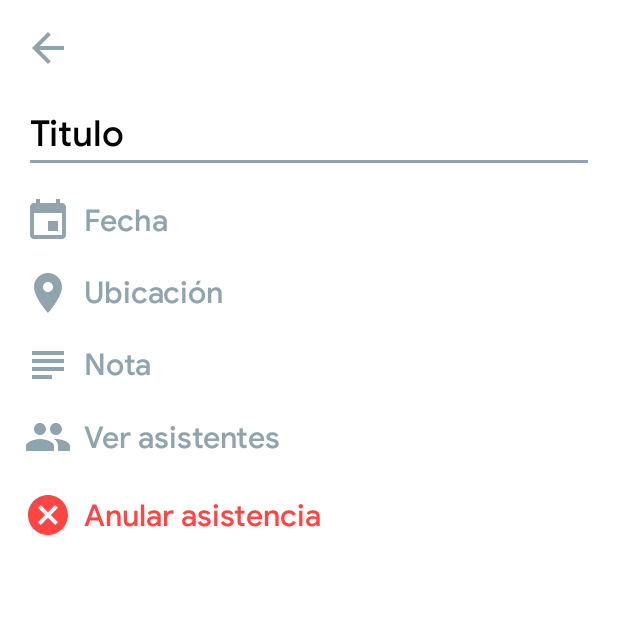
After one commit to todoscontrajuan/asadoManagerAndroid, an Android app: the AsadoFormActivity screen opened directly, with no data from a screen before it, on a phone screen of 412 x 824 dp, the top half of it. The commit adds this screen. Run offline under Robolectric (Android 15) with nearby library versions, the phone set to English and light mode, and no system bars.

Commit message:
Add Asado form UI

```diff
--- a/app/build.gradle
+++ b/app/build.gradle
@@ -24,7 +24,7 @@ android {
 
 dependencies {
     implementation fileTree(dir: 'libs', include: ['*.jar'])
-    implementation"org.jetbrains.kotlin:kotlin-stdlib-jdk7:$kotlin_version"
+    implementation "org.jetbrains.kotlin:kotlin-stdlib-jdk7:$kotlin_version"
     implementation 'androidx.appcompat:appcompat:1.1.0-alpha01'
     implementation 'androidx.constraintlayout:constraintlayout:2.0.0-alpha2'
     implementation 'com.google.android.material:material:1.1.0-alpha01'
--- a/app/src/main/AndroidManifest.xml
+++ b/app/src/main/AndroidManifest.xml
@@ -16,6 +16,7 @@
                 <category android:name="android.intent.category.LAUNCHER" />
             </intent-filter>
         </activity>
+        <activity android:name=".AsadoFormActivity"></activity>
     </application>
 
 </manifest>
--- /dev/null
+++ b/app/src/main/java/com/me/squad/asadomanager/AsadoFormActivity.kt
@@ -0,0 +1,15 @@
+package com.me.squad.asadomanager
+
+import androidx.appcompat.app.AppCompatActivity
+import android.os.Bundle
+import kotlinx.android.synthetic.main.activity_asado_form.*
+
+class AsadoFormActivity : AppCompatActivity() {
+
+    override fun onCreate(savedInstanceState: Bundle?) {
+        super.onCreate(savedInstanceState)
+        setContentView(R.layout.activity_asado_form)
+
+        back_button.setOnClickListener {finish()}
+    }
+}
--- a/app/src/main/java/com/me/squad/asadomanager/MainActivity.kt
+++ b/app/src/main/java/com/me/squad/asadomanager/MainActivity.kt
@@ -1,10 +1,10 @@
 package com.me.squad.asadomanager
 
+import android.content.Intent
 import androidx.appcompat.app.AppCompatActivity
 import android.os.Bundle
 import android.view.Menu
 import android.view.MenuItem
-import androidx.drawerlayout.widget.DrawerLayout
 import androidx.recyclerview.widget.LinearLayoutManager
 import kotlinx.android.synthetic.main.activity_main.*
 
@@ -17,6 +17,8 @@ class MainActivity : AppCompatActivity() {
         super.onCreate(savedInstanceState)
         setContentView(R.layout.activity_main)
 
+        setSupportActionBar(bottom_app_bar)
+
         val asadosList: ArrayList<Asado> = arrayListOf(Asado("Mi primer asado", 22, "22/07/09"),
                 Asado("Mi segundo asado", 20, "22/07/09"),
                 Asado("Mi segundo asado", 20, "22/07/09"),
@@ -27,12 +29,16 @@ class MainActivity : AppCompatActivity() {
                 Asado("Mi segundo asado", 20, "22/07/09"),
                 Asado("Mi tercer asado", 3, "22/07/09"))
 
+
         linearLayoutManager = LinearLayoutManager(this)
         asados_container.layoutManager = linearLayoutManager
         adapter = AsadosAdapter(asadosList)
         asados_container.adapter = adapter
 
-        setSupportActionBar(bottom_app_bar)
+        fab.setOnClickListener {
+            val intent = Intent(this, AsadoFormActivity::class.java)
+            startActivity(intent)
+        }
     }
 
     override fun onOptionsItemSelected(item: MenuItem): Boolean {
--- /dev/null
+++ b/app/src/main/res/drawable/ic_arrow_back.xml
@@ -0,0 +1,9 @@
+<vector xmlns:android="http://schemas.android.com/apk/res/android"
+        android:width="24dp"
+        android:height="24dp"
+        android:viewportWidth="24.0"
+        android:viewportHeight="24.0">
+    <path
+        android:fillColor="@color/colorAccent"
+        android:pathData="M20,11H7.83l5.59,-5.59L12,4l-8,8 8,8 1.41,-1.41L7.83,13H20v-2z"/>
+</vector>
--- /dev/null
+++ b/app/src/main/res/drawable/ic_attendants.xml
@@ -0,0 +1,9 @@
+<vector xmlns:android="http://schemas.android.com/apk/res/android"
+        android:width="24dp"
+        android:height="24dp"
+        android:viewportWidth="24.0"
+        android:viewportHeight="24.0">
+    <path
+        android:fillColor="@color/colorAccent"
+        android:pathData="M16,11c1.66,0 2.99,-1.34 2.99,-3S17.66,5 16,5c-1.66,0 -3,1.34 -3,3s1.34,3 3,3zM8,11c1.66,0 2.99,-1.34 2.99,-3S9.66,5 8,5C6.34,5 5,6.34 5,8s1.34,3 3,3zM8,13c-2.33,0 -7,1.17 -7,3.5L1,19h14v-2.5c0,-2.33 -4.67,-3.5 -7,-3.5zM16,13c-0.29,0 -0.62,0.02 -0.97,0.05 1.16,0.84 1.97,1.97 1.97,3.45L17,19h6v-2.5c0,-2.33 -4.67,-3.5 -7,-3.5z"/>
+</vector>
--- /dev/null
+++ b/app/src/main/res/drawable/ic_cancel.xml
@@ -0,0 +1,9 @@
+<vector xmlns:android="http://schemas.android.com/apk/res/android"
+        android:width="24dp"
+        android:height="24dp"
+        android:viewportWidth="24.0"
+        android:viewportHeight="24.0">
+    <path
+        android:fillColor="@android:color/holo_red_light"
+        android:pathData="M12,2C6.47,2 2,6.47 2,12s4.47,10 10,10 10,-4.47 10,-10S17.53,2 12,2zM17,15.59L15.59,17 12,13.41 8.41,17 7,15.59 10.59,12 7,8.41 8.41,7 12,10.59 15.59,7 17,8.41 13.41,12 17,15.59z"/>
+</vector>
--- /dev/null
+++ b/app/src/main/res/drawable/ic_event.xml
@@ -0,0 +1,9 @@
+<vector xmlns:android="http://schemas.android.com/apk/res/android"
+        android:width="24dp"
+        android:height="24dp"
+        android:viewportWidth="24.0"
+        android:viewportHeight="24.0">
+    <path
+        android:fillColor="@color/colorAccent"
+        android:pathData="M17,12h-5v5h5v-5zM16,1v2L8,3L8,1L6,1v2L5,3c-1.11,0 -1.99,0.9 -1.99,2L3,19c0,1.1 0.89,2 2,2h14c1.1,0 2,-0.9 2,-2L21,5c0,-1.1 -0.9,-2 -2,-2h-1L18,1h-2zM19,19L5,19L5,8h14v11z"/>
+</vector>
--- /dev/null
+++ b/app/src/main/res/drawable/ic_location.xml
@@ -0,0 +1,9 @@
+<vector xmlns:android="http://schemas.android.com/apk/res/android"
+        android:width="24dp"
+        android:height="24dp"
+        android:viewportWidth="24.0"
+        android:viewportHeight="24.0">
+    <path
+        android:fillColor="@color/colorAccent"
+        android:pathData="M12,2C8.13,2 5,5.13 5,9c0,5.25 7,13 7,13s7,-7.75 7,-13c0,-3.87 -3.13,-7 -7,-7zM12,11.5c-1.38,0 -2.5,-1.12 -2.5,-2.5s1.12,-2.5 2.5,-2.5 2.5,1.12 2.5,2.5 -1.12,2.5 -2.5,2.5z"/>
+</vector>
--- /dev/null
+++ b/app/src/main/res/drawable/ic_note.xml
@@ -0,0 +1,9 @@
+<vector xmlns:android="http://schemas.android.com/apk/res/android"
+        android:width="24dp"
+        android:height="24dp"
+        android:viewportWidth="24.0"
+        android:viewportHeight="24.0">
+    <path
+        android:fillColor="@color/colorAccent"
+        android:pathData="M14,17L4,17v2h10v-2zM20,9L4,9v2h16L20,9zM4,15h16v-2L4,13v2zM4,5v2h16L20,5L4,5z"/>
+</vector>
--- /dev/null
+++ b/app/src/main/res/layout/activity_asado_form.xml
@@ -0,0 +1,186 @@
+<?xml version="1.0" encoding="utf-8"?>
+<ScrollView xmlns:android="http://schemas.android.com/apk/res/android"
+    xmlns:app="http://schemas.android.com/apk/res-auto"
+    xmlns:tools="http://schemas.android.com/tools"
+    android:layout_width="match_parent"
+    android:layout_height="match_parent"
+    tools:context=".AsadoFormActivity"
+    android:padding="@dimen/form_padding">
+
+    <androidx.constraintlayout.widget.ConstraintLayout
+        android:layout_width="match_parent"
+        android:layout_height="wrap_content">
+
+        <ImageView
+            android:layout_width="@dimen/icon_size"
+            android:layout_height="@dimen/icon_size"
+            android:id="@+id/back_button"
+            android:src="@drawable/ic_arrow_back"
+            app:layout_constraintTop_toTopOf="parent"
+            app:layout_constraintStart_toStartOf="parent" />
+
+
+        <EditText
+            android:layout_width="match_parent"
+            android:layout_height="wrap_content"
+            android:id="@+id/asado_title"
+            android:hint="@string/title_hint"
+            android:textColorHint="@color/colorBlackText"
+            app:layout_constraintTop_toBottomOf="@id/back_button"
+            app:layout_constraintStart_toStartOf="parent"
+            android:layout_marginTop="@dimen/form_margin"
+            android:textColor="@color/colorBlackText"
+            android:textSize="24sp"
+            android:fontFamily="@font/google_sans_medium" />
+
+        <RelativeLayout
+            android:layout_width="match_parent"
+            android:layout_height="wrap_content"
+            android:id="@+id/date_container"
+            android:layout_marginTop="@dimen/form_margin"
+            app:layout_constraintTop_toBottomOf="@id/asado_title"
+            app:layout_constraintStart_toStartOf="parent">
+
+            <ImageView
+                android:layout_width="@dimen/icon_size"
+                android:layout_height="@dimen/icon_size"
+                android:src="@drawable/ic_event"
+                android:id="@+id/date_icon"/>
+
+            <EditText
+                android:layout_width="match_parent"
+                android:layout_height="wrap_content"
+                android:id="@+id/date_text"
+                android:layout_centerInParent="true"
+                android:layout_toEndOf="@id/date_icon"
+                android:hint="@string/date_hint"
+                android:textColorHint="@color/colorAccent"
+                android:background="@android:color/transparent"
+                android:layout_marginStart="@dimen/form_margin_medium"
+                android:textColor="@color/colorBlackText"
+                android:textSize="@dimen/form_text_size"
+                android:fontFamily="@font/google_sans_medium" />
+
+        </RelativeLayout>
+
+        <RelativeLayout
+            android:layout_width="match_parent"
+            android:layout_height="wrap_content"
+            android:id="@+id/location_container"
+            android:layout_marginTop="@dimen/form_margin"
+            app:layout_constraintTop_toBottomOf="@id/date_container"
+            app:layout_constraintStart_toStartOf="parent">
+
+            <ImageView
+                android:layout_width="@dimen/icon_size"
+                android:layout_height="@dimen/icon_size"
+                android:src="@drawable/ic_location"
+                android:id="@+id/location_icon"/>
+
+            <EditText
+                android:layout_width="match_parent"
+                android:layout_height="wrap_content"
+                android:id="@+id/location_text"
+                android:hint="@string/location_hint"
+                android:layout_centerInParent="true"
+                android:layout_toEndOf="@id/location_icon"
+                android:textColorHint="@color/colorAccent"
+                android:background="@android:color/transparent"
+                android:layout_marginStart="@dimen/form_margin_medium"
+                android:textColor="@color/colorBlackText"
+                android:textSize="@dimen/form_text_size"
+                android:fontFamily="@font/google_sans_medium" />
+
+        </RelativeLayout>
+
+        <RelativeLayout
+            android:layout_width="match_parent"
+            android:layout_height="wrap_content"
+            android:id="@+id/note_container"
+            android:layout_marginTop="@dimen/form_margin"
+            app:layout_constraintTop_toBottomOf="@id/location_container"
+            app:layout_constraintStart_toStartOf="parent">
+
+            <ImageView
+                android:layout_width="@dimen/icon_size"
+                android:layout_height="@dimen/icon_size"
+                android:src="@drawable/ic_note"
+                android:id="@+id/note_icon"/>
+
+            <EditText
+                android:layout_width="match_parent"
+                android:layout_height="wrap_content"
+                android:id="@+id/note_text"
+                android:hint="@string/note_hint"
+                android:layout_centerInParent="true"
+                android:layout_toEndOf="@id/note_icon"
+                android:textColorHint="@color/colorAccent"
+                android:background="@android:color/transparent"
+                android:layout_marginStart="@dimen/form_margin_medium"
+                android:textColor="@color/colorBlackText"
+                android:textSize="@dimen/form_text_size"
+                android:fontFamily="@font/google_sans_medium" />
+
+        </RelativeLayout>
+
+        <LinearLayout
+            android:layout_width="match_parent"
+            android:layout_height="wrap_content"
+            android:id="@+id/attendants_container"
+            android:orientation="horizontal"
+            android:layout_marginTop="@dimen/form_margin"
+            app:layout_constraintTop_toBottomOf="@id/note_container"
+            app:layout_constraintStart_toStartOf="parent"
+            tools:ignore="UseCompoundDrawables">
+
+            <ImageView
+                android:layout_width="@dimen/icon_size"
+                android:layout_height="@dimen/icon_size"
+                android:src="@drawable/ic_attendants"
+                android:id="@+id/attendants_icon"/>
+
+            <TextView
+                android:layout_width="match_parent"
+                android:layout_height="@dimen/icon_size"
+                android:id="@+id/attendants_text"
+                android:layout_marginStart="@dimen/form_margin_medium"
+                android:text="@string/see_attendants_labels"
+                android:textColor="@color/colorAccent"
+                android:textSize="@dimen/form_text_size"
+                android:fontFamily="@font/google_sans_medium"
+                android:layout_marginTop="4dp"/>
+
+        </LinearLayout>
+
+        <LinearLayout
+            android:layout_width="match_parent"
+            android:layout_height="wrap_content"
+            android:id="@+id/remove_container"
+            android:orientation="horizontal"
+            android:layout_marginTop="@dimen/form_margin"
+            app:layout_constraintTop_toBottomOf="@id/attendants_container"
+            app:layout_constraintStart_toStartOf="parent"
+            tools:ignore="UseCompoundDrawables">
+
+            <ImageView
+                android:layout_width="@dimen/icon_size"
+                android:layout_height="@dimen/icon_size"
+                android:src="@drawable/ic_cancel"
+                android:id="@+id/remove_icon" />
+
+            <TextView
+                android:layout_width="match_parent"
+                android:layout_height="@dimen/icon_size"
+                android:id="@+id/remove_text"
+                android:layout_marginStart="@dimen/form_margin_medium"
+                android:text="@string/remove_asado"
+                android:textColor="@android:color/holo_red_light"
+                android:textSize="@dimen/form_text_size"
+                android:fontFamily="@font/google_sans_medium"
+                android:layout_marginTop="4dp"/>
+
+        </LinearLayout>
+
+    </androidx.constraintlayout.widget.ConstraintLayout>
+
+</ScrollView>
--- a/app/src/main/res/values/dimens.xml
+++ b/app/src/main/res/values/dimens.xml
@@ -1,3 +1,11 @@
 <?xml version="1.0" encoding="utf-8"?>
 <resources>
+    <dimen name="form_padding">16dp</dimen>
+    <dimen name="form_margin_medium">8dp</dimen>
+    <dimen name="form_margin">16dp</dimen>
+    <dimen name="form_margin_edit_text">20dp</dimen>
+    <dimen name="icon_size">32dp</dimen>
+
+    <!-- Text sizes -->
+    <dimen name="form_text_size">20sp</dimen>
 </resources>
--- a/app/src/main/res/values/strings.xml
+++ b/app/src/main/res/values/strings.xml
@@ -2,6 +2,11 @@
     <string name="app_name">Asado Manager</string>
     <string name="main_screen_title">Mis Asados</string>
 
-    <!-- TODO: Remove or change this placeholder text -->
-    <string name="hello_blank_fragment">Hello blank fragment</string>
+    <!-- Add asado form -->
+    <string name="title_hint">Titulo</string>
+    <string name="date_hint">Fecha</string>
+    <string name="location_hint">Ubicación</string>
+    <string name="note_hint">Nota</string>
+    <string name="see_attendants_labels">Ver asistentes</string>
+    <string name="remove_asado">Anular asistencia</string>
 </resources>
```
